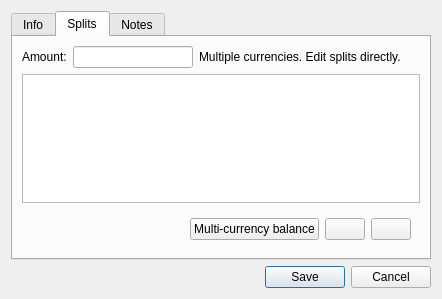
Above: qt/ui/transaction_panel.ui from Mouchnino/moneyguru before the change. Below: the same form after it.
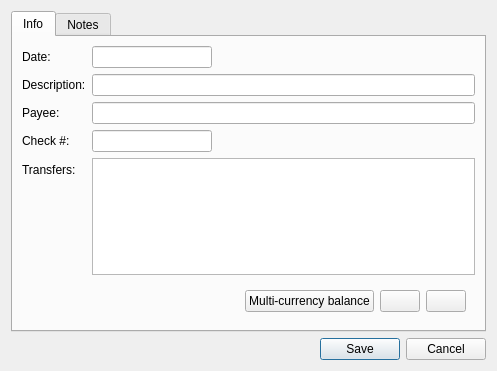
That is the form after the change. The open tabs and pages were chosen to show the change. Icons and pictures are not drawn. Custom widgets are drawn as their Qt base class.

Commit message: [#16] Removed the new split feature... snif...

The edit to the form file:
```diff
--- a/qt/ui/transaction_panel.ui
+++ b/qt/ui/transaction_panel.ui
@@ -6,8 +6,8 @@
    <rect>
     <x>0</x>
     <y>0</y>
-    <width>414</width>
-    <height>299</height>
+    <width>497</width>
+    <height>371</height>
    </rect>
   </property>
   <property name="windowTitle">
@@ -99,92 +99,11 @@
        <item row="4" column="0">
         <widget class="QLabel" name="amountLabel">
          <property name="text">
-          <string>Amount:</string>
+          <string>Transfers:</string>
          </property>
         </widget>
        </item>
        <item row="4" column="1">
-        <layout class="QHBoxLayout" name="horizontalLayout_2">
-         <item>
-          <widget class="QLineEdit" name="amountEdit">
-           <property name="minimumSize">
-            <size>
-             <width>120</width>
-             <height>0</height>
-            </size>
-           </property>
-           <property name="maximumSize">
-            <size>
-             <width>120</width>
-             <height>16777215</height>
-            </size>
-           </property>
-          </widget>
-         </item>
-         <item>
-          <widget class="QLabel" name="mctNoticeLabel">
-           <property name="text">
-            <string>Multiple currencies. Edit splits directly.</string>
-           </property>
-          </widget>
-         </item>
-        </layout>
-       </item>
-      </layout>
-     </widget>
-     <widget class="QWidget" name="tab_2">
-      <attribute name="title">
-       <string>Splits</string>
-      </attribute>
-      <layout class="QVBoxLayout" name="verticalLayout">
-       <item>
-        <layout class="QHBoxLayout" name="horizontalLayout_3">
-         <item>
-          <widget class="QLabel" name="amountLabel_2">
-           <property name="text">
-            <string>Amount:</string>
-           </property>
-          </widget>
-         </item>
-         <item>
-          <widget class="QLineEdit" name="amountEdit2">
-           <property name="minimumSize">
-            <size>
-             <width>120</width>
-             <height>0</height>
-            </size>
-           </property>
-           <property name="maximumSize">
-            <size>
-             <width>120</width>
-             <height>16777215</height>
-            </size>
-           </property>
-          </widget>
-         </item>
-         <item>
-          <widget class="QLabel" name="mctNoticeLabel2">
-           <property name="text">
-            <string>Multiple currencies. Edit splits directly.</string>
-           </property>
-          </widget>
-         </item>
-         <item>
-          <spacer name="horizontalSpacer_2">
-           <property name="orientation">
-            <enum>Qt::Horizontal</enum>
-           </property>
-           <property name="sizeHint" stdset="0">
-            <size>
-             <width>40</width>
-             <height>20</height>
-            </size>
-           </property>
-          </spacer>
-         </item>
-        </layout>
-       </item>
-       <item>
         <widget class="TableView" name="splitTableView">
          <property name="acceptDrops">
           <bool>true</bool>
@@ -224,7 +143,7 @@
          </attribute>
         </widget>
        </item>
-       <item>
+       <item row="5" column="1">
         <widget class="QWidget" name="widget" native="true">
          <property name="sizePolicy">
           <sizepolicy hsizetype="Expanding" vsizetype="Preferred">
```
The commit also changes 35 other files.
